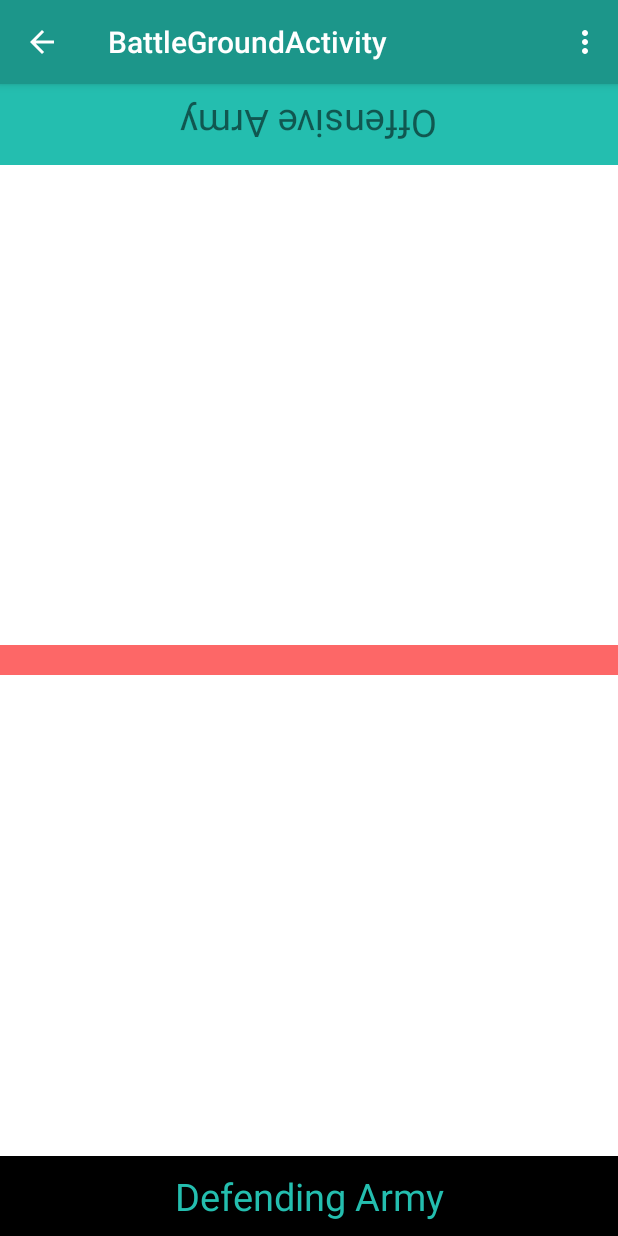
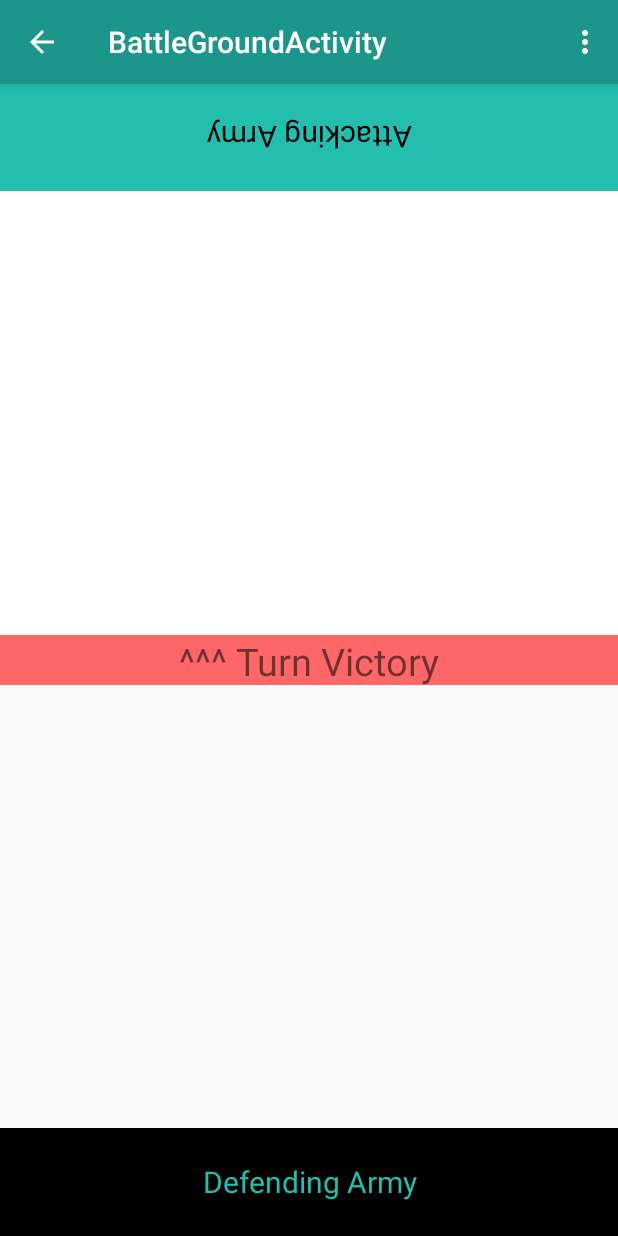
Before and after one commit to MattyJ007/AvatarCatan2.0, an Android app: the ActivityBattleGround screen opened directly, with no data from a screen before it, on a phone screen of 412 x 824 dp. Run offline under Robolectric (Android 15) with nearby library versions, the phone set to English and light mode, and no system bars.

Commit message:
add buttons to Battle Grid - better layout

```diff
--- a/AvatarCatan2.2/app/src/main/res/layout/content_battle_ground.xml
+++ b/AvatarCatan2.2/app/src/main/res/layout/content_battle_ground.xml
@@ -1,82 +1,127 @@
 <?xml version="1.0" encoding="utf-8"?>
-<RelativeLayout xmlns:android="http://schemas.android.com/apk/res/android"
+<LinearLayout xmlns:android="http://schemas.android.com/apk/res/android"
     xmlns:app="http://schemas.android.com/apk/res-auto"
     xmlns:tools="http://schemas.android.com/tools"
     android:layout_width="match_parent"
     android:layout_height="match_parent"
     app:layout_behavior="@string/appbar_scrolling_view_behavior"
     tools:context=".ActivityBattleGround"
-    tools:showIn="@layout/activity_battle_ground">
+    tools:showIn="@layout/activity_battle_ground"
+    android:orientation="vertical">
 
     <LinearLayout
-        android:orientation="vertical"
+        android:orientation="horizontal"
+        android:layout_width="match_parent"
+        android:layout_height="wrap_content"
+        android:layout_weight="1"
+        android:background="#24beaf">
+
+        <Button
+            android:text="Yes"
             android:layout_width="match_parent"
             android:layout_height="match_parent"
-        android:layout_alignParentTop="true"
-        android:layout_alignParentStart="true"
-        android:background="#fd6767">
-
-        <LinearLayout
-            android:orientation="vertical"
-            android:layout_width="match_parent"
-            android:layout_height="fill_parent"
-            android:layout_gravity="center_horizontal"
-            android:layout_weight="5"
-            android:background="#ffffff"
-            android:layout_marginBottom="10dp">
+            android:id="@+id/button15"
+            android:layout_weight="1.9"
+            android:rotation="180"
+            android:background="@android:color/holo_blue_light"
+            android:visibility="invisible" />
 
         <TextView
+            android:text="Attacking Army"
             android:layout_width="match_parent"
-                android:layout_height="fill_parent"
-                android:text="Offensive Army"
+            android:layout_height="match_parent"
             android:id="@+id/textView"
+            android:layout_weight="1"
+            android:gravity="center"
+            android:background="#24beaf"
+            android:textSize="20sp"
+            android:textColor="#000"
+            android:rotation="180" />
+
+        <Button
+            android:text="No"
+            android:layout_width="match_parent"
+            android:layout_height="match_parent"
+            android:id="@+id/button13"
+            android:layout_weight="1.9"
             android:rotation="180"
-                android:background="#24beaf"
-                android:gravity="center"
-                android:textSize="25dp"
-                android:layout_weight="6" />
-
-            <GridView
-                android:layout_width="match_parent"
-                android:layout_height="fill_parent"
-                android:id="@+id/gridView"
-                android:clickable="true"
-                android:numColumns="5"
-                android:rotation="180"
-                android:stretchMode="columnWidth"
-                android:layout_weight="1" />
+            android:visibility="invisible"
+            android:background="#fd6767" />
     </LinearLayout>
 
     <LinearLayout
         android:orientation="vertical"
         android:layout_width="match_parent"
-            android:layout_height="fill_parent"
-            android:layout_gravity="center_horizontal"
-            android:layout_weight="5"
+        android:layout_height="wrap_content"
+        android:layout_weight="25">
+
+        <GridView
+            android:layout_weight="1"
+            android:rotation="180"
             android:background="#ffffff"
-            android:layout_marginTop="10dp">
+            android:layout_width="match_parent"
+            android:layout_height="match_parent"
+            android:id="@+id/gridView"
+            android:clickable="true"
+            android:numColumns="5"
+            android:stretchMode="columnWidth"
+            />
+
+        <TextView
+            android:layout_width="match_parent"
+            android:layout_height="match_parent"
+            android:id="@+id/textView15"
+            android:layout_weight="1.8"
+            android:gravity="center"
+            android:background="#fd6767"
+            android:text="^^^ Turn Victory"
+            android:textSize="25sp" />
 
         <GridView
             android:layout_width="match_parent"
-                android:layout_height="fill_parent"
+            android:layout_height="match_parent"
+            android:layout_weight="1"
             android:id="@+id/gridView2"
             android:clickable="true"
             android:numColumns="5"
             android:stretchMode="columnWidth"
-                android:layout_weight="1" />
+            />
+    </LinearLayout>
+
+    <LinearLayout
+        android:orientation="horizontal"
+        android:layout_width="match_parent"
+        android:layout_height="wrap_content"
+        android:layout_weight="1"
+        android:background="#000">
+
+        <Button
+            android:text="No"
+            android:layout_width="match_parent"
+            android:layout_height="match_parent"
+            android:id="@+id/button16"
+            android:layout_weight="1.9"
+            android:elevation="0dp"
+            android:background="#fd6767"
+            android:visibility="invisible" />
 
         <TextView
+            android:text="Defending Army"
             android:layout_width="match_parent"
-                android:layout_height="fill_parent"
-                android:text="Defending Army"
+            android:layout_height="match_parent"
             android:id="@+id/textView4"
-                android:background="#000000"
+            android:layout_weight="1"
             android:gravity="center"
             android:textColor="#24beaf"
-                android:textSize="25dp"
-                android:layout_weight="6" />
+            android:textSize="20sp" />
 
+        <Button
+            android:text="Yes"
+            android:layout_width="match_parent"
+            android:layout_height="match_parent"
+            android:id="@+id/button14"
+            android:layout_weight="1.9"
+            android:background="@android:color/holo_blue_light"
+            android:visibility="invisible" />
     </LinearLayout>
-
 </LinearLayout>
-</RelativeLayout>
--- a/AvatarCatan2.2/build.gradle
+++ b/AvatarCatan2.2/build.gradle
@@ -5,7 +5,7 @@ buildscript {
         jcenter()
     }
     dependencies {
-        classpath 'com.android.tools.build:gradle:2.1.3'
+        classpath 'com.android.tools.build:gradle:2.2.2'
 
         // NOTE: Do not place your application dependencies here; they belong
         // in the individual module build.gradle files
```
Lines whose indentation alone changed are shown as unchanged.
